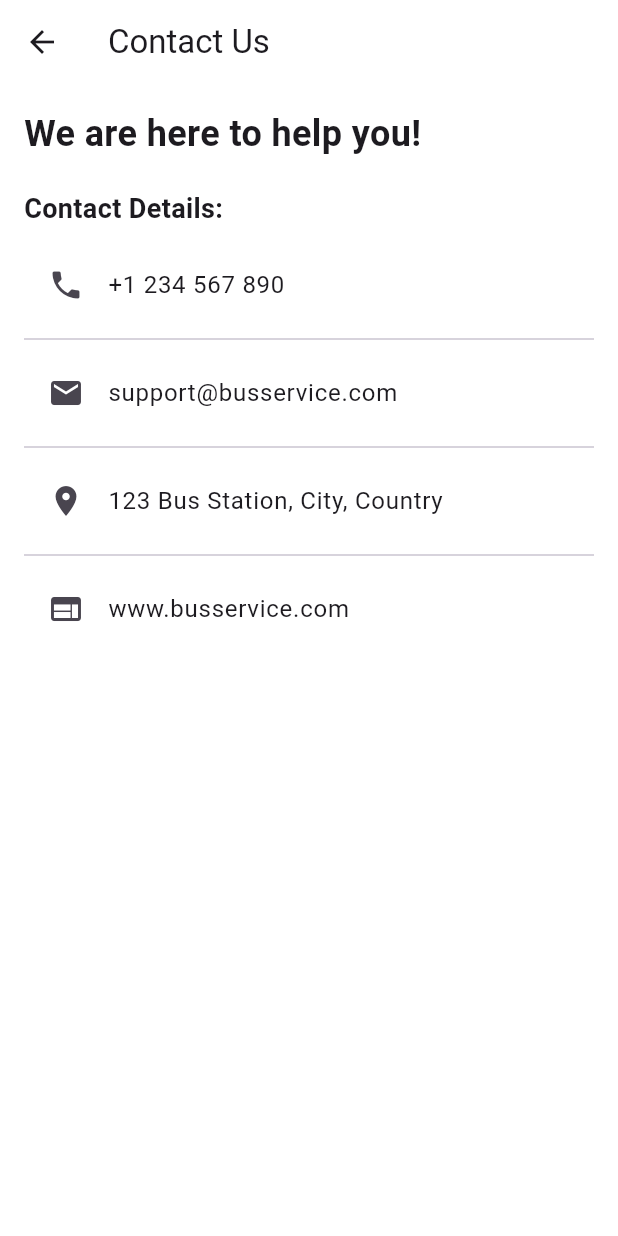
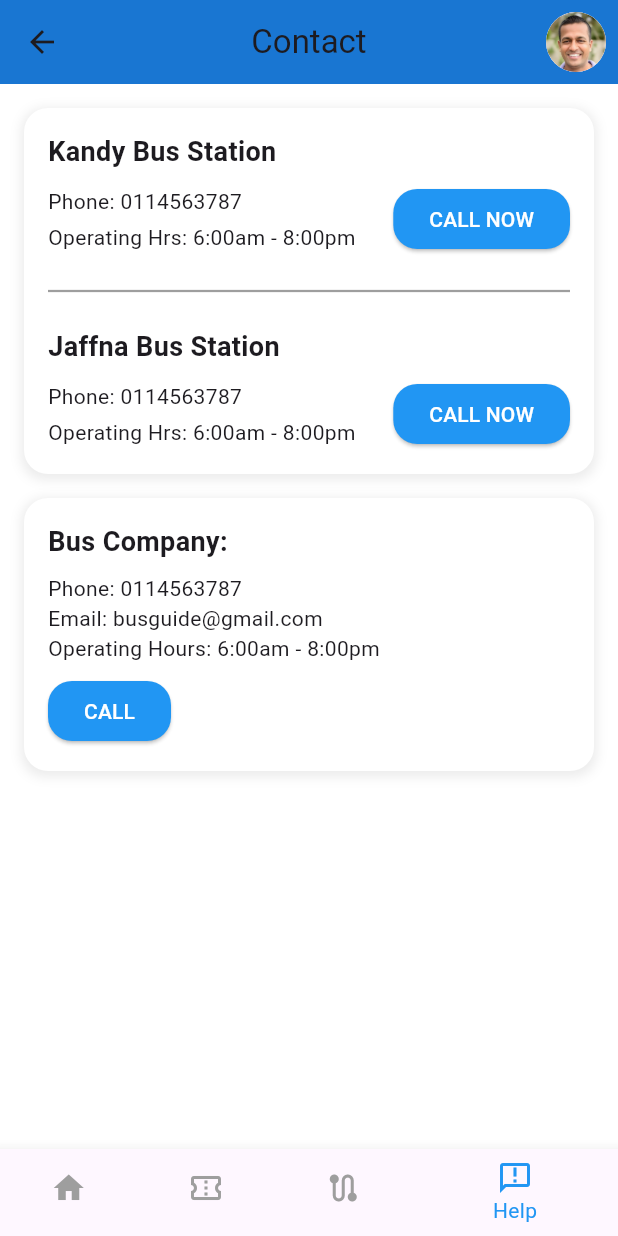
Before and after one commit to SadeeshaPerera/bus_booking_app, a Flutter app: the ContactScreen screen opened directly, on a phone screen of 412 x 824 dp. Run offline on Flutter 3.47's test engine with Material 3 defaults, Android fonts, the phone set to English and light mode, and no system bars; our stand-ins replace firebase_auth, firebase_core, image_picker; missing offline and left inert: firebase_ui_auth, firebase_ui_oauth_google; accounts and stored records are empty.

Commit message:
feat : Created contact page

```diff
--- a/lib/Contact.dart
+++ b/lib/Contact.dart
@@ -7,85 +7,204 @@ class ContactScreen extends StatelessWidget {
   Widget build(BuildContext context) {
     return Scaffold(
       appBar: AppBar(
-        title: const Text('Contact Us'),
+        backgroundColor: Colors.blue[700],
+        title: const Text('Contact'),
+        centerTitle: true,
         leading: IconButton(
           icon: const Icon(Icons.arrow_back),
           onPressed: () {
-            Navigator.pop(context); // Navigate back
+            Navigator.pop(context);
           },
         ),
+        actions: [
+          Padding(
+            padding: const EdgeInsets.all(8.0),
+            child: CircleAvatar(
+              backgroundImage: AssetImage('assets/images/round_dp.png'), // Replace with your image asset
             ),
-      body: Padding(
+          ),
+        ],
+      ),
+      body: SingleChildScrollView( // Allow scrolling if content is too long
+        child: Padding(
           padding: const EdgeInsets.all(16.0),
+          child: Column(
+            crossAxisAlignment: CrossAxisAlignment.stretch, // Make content stretch to fill width
+            children: [
+              _buildCombinedContactContainer(),
+              const SizedBox(height: 16),
+              _buildBusCompanyContactContainer(),
+            ],
+          ),
+        ),
+      ),
+      bottomNavigationBar: BottomNavigationBar(
+        currentIndex: 3,
+        items: const [
+          BottomNavigationBarItem(
+            icon: Icon(Icons.home),
+            label: 'Home',
+          ),
+          BottomNavigationBarItem(
+            icon: Icon(Icons.confirmation_num_outlined),
+            label: 'Tickets',
+          ),
+          BottomNavigationBarItem(
+            icon: Icon(Icons.route),
+            label: 'Routes',
+          ),
+          BottomNavigationBarItem(
+            icon: Icon(Icons.announcement_outlined),
+            label: 'Help',
+          ),
+        ],
+        selectedItemColor: Colors.blue,
+        unselectedItemColor: Colors.grey,
+      ),
+    );
+  }
+
+  Widget _buildCombinedContactContainer() {
+    return Container(
+      padding: const EdgeInsets.all(16),
+      decoration: BoxDecoration(
+        color: Colors.white,
+        borderRadius: BorderRadius.circular(16),
+        boxShadow: [
+          BoxShadow(
+            color: Colors.grey.withOpacity(0.2),
+            spreadRadius: 2,
+            blurRadius: 6,
+            offset: const Offset(0, 2),
+          ),
+        ],
+      ),
+      child: Column(
+        crossAxisAlignment: CrossAxisAlignment.start,
+        children: [
+          // Kandy Bus Station
+          Text(
+            'Kandy Bus Station',
+            style: const TextStyle(fontSize: 18, fontWeight: FontWeight.bold),
+          ),
+          const SizedBox(height: 8),
+          Row(
+            children: [
+              Expanded(
+                child: Column(
+                  crossAxisAlignment: CrossAxisAlignment.start,
+                  children: const [
+                    Text('Phone: 0114563787'),
+                    SizedBox(height: 4),
+                    Text('Operating Hrs: 6:00am - 8:00pm'),
+                  ],
+                ),
+              ),
+              ElevatedButton(
+                onPressed: () {},
+                style: ElevatedButton.styleFrom(
+                  backgroundColor: Colors.blue,
+                  shape: RoundedRectangleBorder(
+                    borderRadius: BorderRadius.circular(16),
+                  ),
+                ),
+                child: const Text(
+                  'CALL NOW',
+                  style: TextStyle(color: Colors.white),
+                ),
+              ),
+            ],
+          ),
+          const SizedBox(height: 16),
+          const Divider(
+            thickness: 1.5,
+            color: Colors.grey,
+          ),
+          const SizedBox(height: 16),
+          // Jaffna Bus Station
+          Text(
+            'Jaffna Bus Station',
+            style: const TextStyle(fontSize: 18, fontWeight: FontWeight.bold),
+          ),
+          const SizedBox(height: 8),
+          Row(
+            children: [
+              Expanded(
+                child: Column(
+                  crossAxisAlignment: CrossAxisAlignment.start,
+                  children: const [
+                    Text('Phone: 0114563787'),
+                    SizedBox(height: 4),
+                    Text('Operating Hrs: 6:00am - 8:00pm'),
+                  ],
+                ),
+              ),
+              ElevatedButton(
+                onPressed: () {},
+                style: ElevatedButton.styleFrom(
+                  backgroundColor: Colors.blue,
+                  shape: RoundedRectangleBorder(
+                    borderRadius: BorderRadius.circular(16),
+                  ),
+                ),
+                child: const Text(
+                  'CALL NOW',
+                  style: TextStyle(color: Colors.white),
+                ),
+              ),
+            ],
+          ),
+        ],
+      ),
+    );
+  }
+
+  Widget _buildBusCompanyContactContainer() {
+    return Container(
+      padding: const EdgeInsets.all(16),
+      decoration: BoxDecoration(
+        color: Colors.white,
+        borderRadius: BorderRadius.circular(16),
+        boxShadow: [
+          BoxShadow(
+            color: Colors.grey.withOpacity(0.2),
+            spreadRadius: 2,
+            blurRadius: 6,
+            offset: const Offset(0, 2),
+          ),
+        ],
+      ),
       child: Column(
         crossAxisAlignment: CrossAxisAlignment.start,
         children: [
           const Text(
-              'We are here to help you!',
-              style: TextStyle(fontSize: 24, fontWeight: FontWeight.bold),
-            ),
-            const SizedBox(height: 20),
-            const Text(
-              'Contact Details:',
+            'Bus Company:',
             style: TextStyle(fontSize: 18, fontWeight: FontWeight.bold),
           ),
-            const SizedBox(height: 10),
-            // Phone Number
-            ListTile(
-              leading: const Icon(Icons.phone),
-              title: const Text('+1 234 567 890'),
-              onTap: () {
-                // Call action
-                _makePhoneCall('+1234567890');
-              },
+          const SizedBox(height: 8),
+          const Text('Phone: 0114563787'),
+          const Text('Email: busguide@gmail.com'),
+          const Text('Operating Hours: 6:00am - 8:00pm'),
+          const SizedBox(height: 8),
+          Row(
+            children: [
+              ElevatedButton(
+                onPressed: () {},
+                style: ElevatedButton.styleFrom(
+                  backgroundColor: Colors.blue,
+                  shape: RoundedRectangleBorder(
+                    borderRadius: BorderRadius.circular(16),
                   ),
-            const Divider(),
-            // Email
-            ListTile(
-              leading: const Icon(Icons.email),
-              title: const Text('support@busservice.com'),
-              onTap: () {
-                // Email action
-                _sendEmail('support@busservice.com');
-              },
                 ),
-            const Divider(),
-            // Address
-            ListTile(
-              leading: const Icon(Icons.location_on),
-              title: const Text('123 Bus Station, City, Country'),
+                child: const Text(
+                  'CALL',
+                  style: TextStyle(color: Colors.white),
                 ),
-            const Divider(),
-            // Website
-            ListTile(
-              leading: const Icon(Icons.web),
-              title: const Text('www.busservice.com'),
-              onTap: () {
-                // Open website action
-                _launchURL('https://www.busservice.com');
-              },
               ),
             ],
           ),
+        ],
       ),
     );
   }
-
-  // Function to make a phone call
-  void _makePhoneCall(String phoneNumber) async {
-    // Implement your phone call functionality here
-    // For example, using url_launcher package
 }
-
-  // Function to send an email
-  void _sendEmail(String email) async {
-    // Implement your email functionality here
-    // For example, using url_launcher package
-  }
-
-  // Function to launch a URL
-  void _launchURL(String url) async {
-    // Implement your URL launch functionality here
-    // For example, using url_launcher package
-  }
-}
```
Lines whose indentation alone changed are shown as unchanged.
